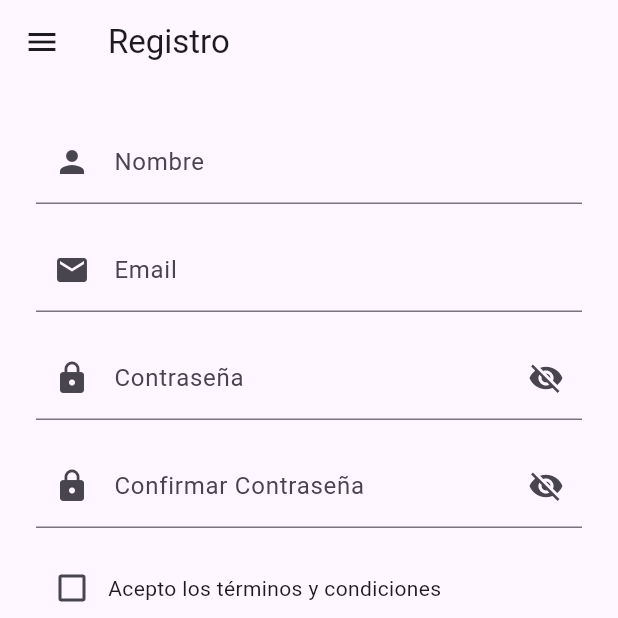
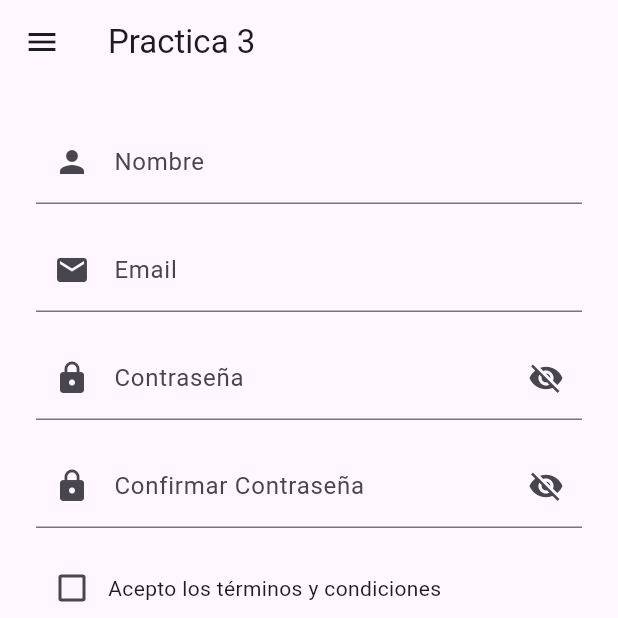
Before and after one commit to zenYael/practicassDesarrollodeAplicacionesWeb, a Flutter app: the pantalla3 screen opened by its route, on a phone screen of 412 x 824 dp, the top half of it. Run offline on Flutter 3.47's test engine with Material 3 defaults, Android fonts, the phone set to English and light mode, and no system bars.

Commit message:
cambios nombres

```diff
--- a/lib/menu.dart
+++ b/lib/menu.dart
@@ -23,7 +23,7 @@ class AppDrawer extends StatelessWidget {
             title: const Text('Inicio'),
             onTap: () {
               Navigator.pop(context);
-              Navigator.pushReplacementNamed(context, '/'); // 👈 usa la ruta raíz
+              Navigator.pushReplacementNamed(context, '/');
             },
           ),
           ListTile(
--- a/lib/practicas/pantalla1.dart
+++ b/lib/practicas/pantalla1.dart
@@ -20,7 +20,7 @@ class _pantalla1State extends State<pantalla1> {
   @override
   Widget build(BuildContext context) {
     return Scaffold(
-      appBar: AppBar(title: const Text('Practica 2')),
+      appBar: AppBar(title: const Text('Practica 1')),
       drawer: const AppDrawer(), // ← Aquí integramos el menú
       body: Column(
         children: [
--- a/lib/practicas/pantalla2.dart
+++ b/lib/practicas/pantalla2.dart
@@ -20,7 +20,7 @@ class _pantalla2State extends State<pantalla2> {
   @override
   Widget build(BuildContext context) {
     return Scaffold(
-      appBar: AppBar(title: const Text('Practica 3')),
+      appBar: AppBar(title: const Text('Practica 2')),
       drawer: const AppDrawer(),
       body: ListView.builder(
         itemCount: items.length,
--- a/lib/practicas/pantalla3.dart
+++ b/lib/practicas/pantalla3.dart
@@ -72,7 +72,7 @@ class _pantalla3State extends State<pantalla3> {
   Widget build(BuildContext context) {
     return Scaffold(
       appBar: AppBar(
-        title: const Text('Registro'),
+        title: const Text('Practica 3'),
       ),
       drawer: const AppDrawer(),
       body: Padding(
--- a/lib/practicas/pantalla4.dart
+++ b/lib/practicas/pantalla4.dart
@@ -59,7 +59,7 @@ class _pantalla4State extends State<pantalla4> {
   @override
   Widget build(BuildContext context) {
     return Scaffold(
-      appBar: AppBar(title: const Text('Juego: Piedra, Papel o Tijera')),
+      appBar: AppBar(title: const Text('Practica 4')),
       drawer: const AppDrawer(),
       body: Center(
         child: SingleChildScrollView(
```
